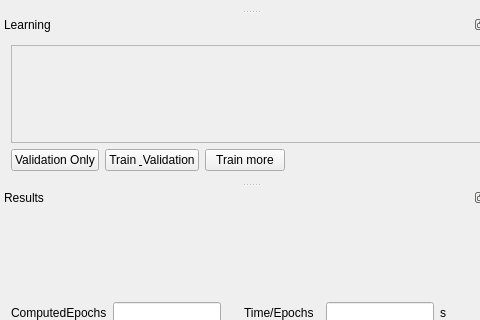
Before: the Qt Designer form src/DNNLab/mainwindow.ui in edeforas/BeeDNN, drawn with Qt 5; both pictures show x 0 to 480 and y 109 to 429 of the 1141 by 737 pixel window.
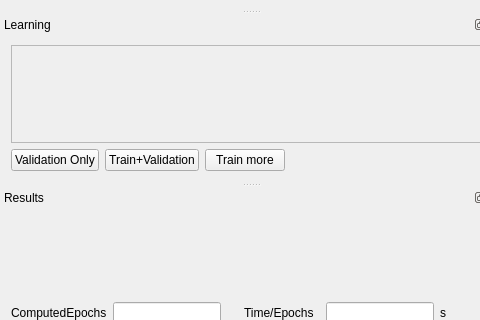
After: the same form once the commit is applied. Custom widgets are drawn as their Qt base class.

The edit to the form file:
```diff
--- a/src/DNNLab/mainwindow.ui
+++ b/src/DNNLab/mainwindow.ui
@@ -378,7 +378,7 @@
        <item>
         <widget class="QPushButton" name="btnTrainAndTest">
          <property name="text">
-          <string>Train &amp; Validation</string>
+          <string>Train+Validation</string>
          </property>
         </widget>
        </item>
```
